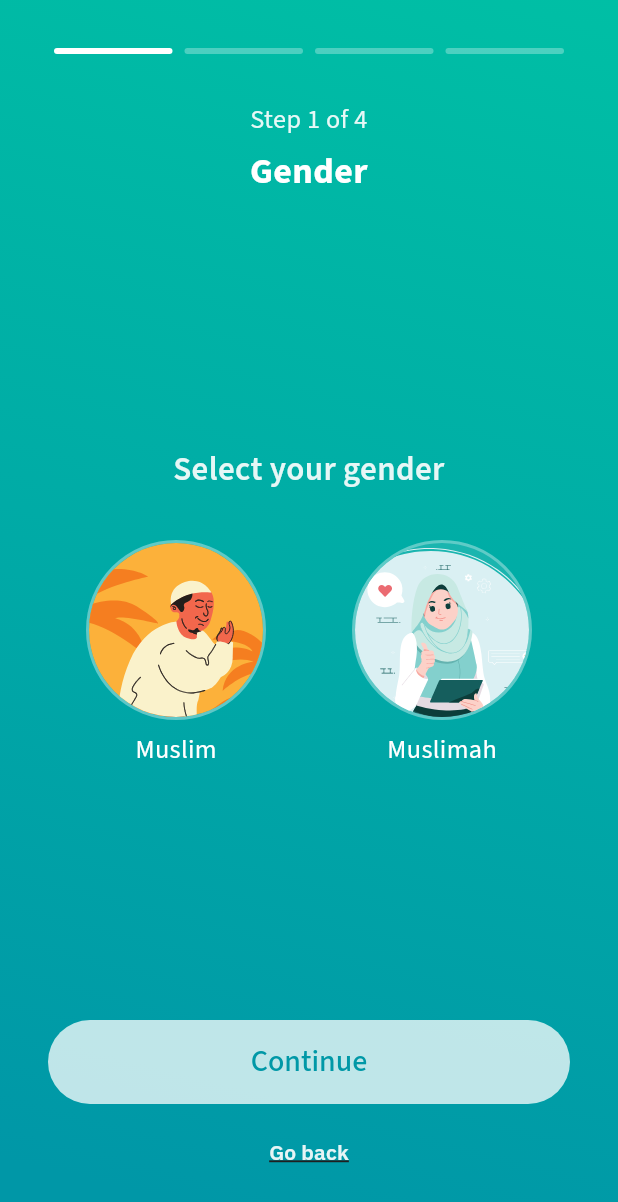
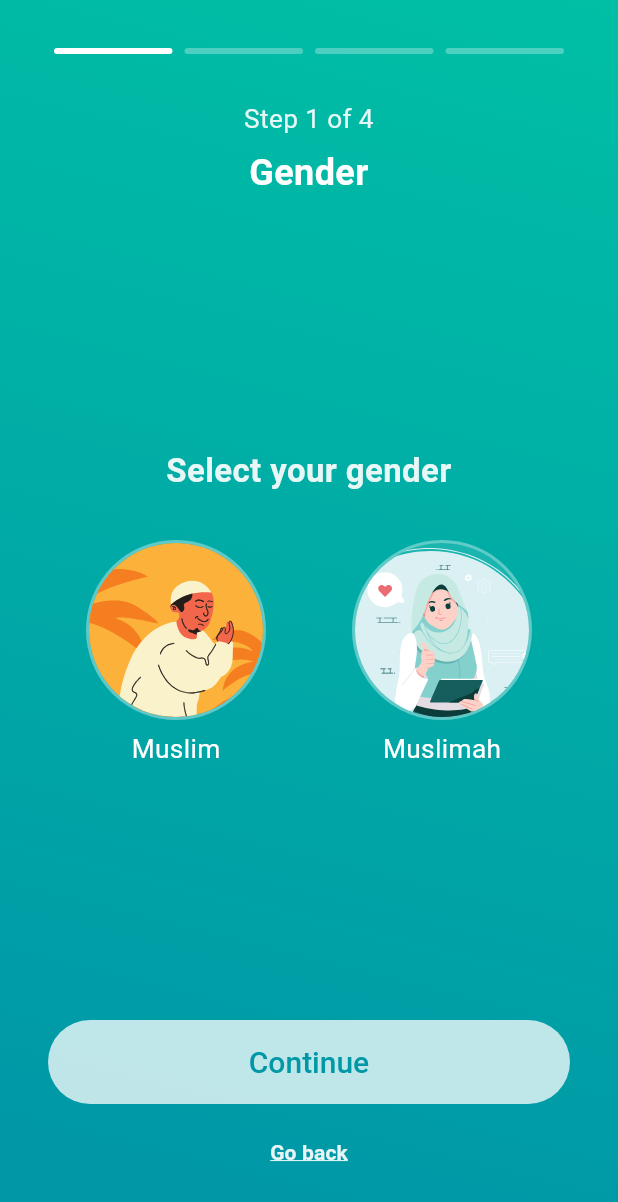
Before and after one commit to txufiknr/MuslimDigest, a Flutter app: the SettingsPage screen opened by its route, after a tap on "Edit Profile", on a phone screen of 412 x 824 dp. Shown: the top 1202 px of the screen. Run offline on Flutter 3.47's test engine with Material 3 defaults, Android fonts, the phone set to English and light mode, and no system bars; our stand-ins replace cached_network_image, flutter_card_swiper, flutter_dotenv, flutter_riverpod, go_router, in_app_review and 6 more; missing offline and left inert: external_app_launcher; accounts and stored records are empty; network calls fail.

Commit message:
refactor: load font locally for full offline support

```diff
--- a/lib/config/colors.dart
+++ b/lib/config/colors.dart
@@ -29,6 +29,8 @@ class AppColors {
   static const Color backgroundDark = Color(0xFF121212);
   static const Color surfaceLight = Color(0xFFFFFFFF);
   static const Color surfaceDark = Color(0xFF1E1E1E);
+  static const Color surfaceContainerHighLight = Color(0xFFCECECE);
+  static const Color surfaceContainerHighDark = Color(0xFF303030);
   static const Color surfaceContainerHighestLight = Color(0xFFF3F3F3);
   static const Color surfaceContainerHighestDark = Color(0xFF2C2C2C);
 
--- a/lib/config/constants.dart
+++ b/lib/config/constants.dart
@@ -30,4 +30,4 @@ const GREETINGS = "As-salamu alaykum";
 // Debug configurations
 const APP_IS_PRODUCTION = kReleaseMode;
 const APP_IS_DEVELOPMENT = kDebugMode;
-const APP_USE_PRODUCTION_API = true;
+const APP_USE_PRODUCTION_API = false;
--- a/lib/config/themes.dart
+++ b/lib/config/themes.dart
@@ -1,5 +1,4 @@
 import 'package:flutter/material.dart';
-import 'package:google_fonts/google_fonts.dart';
 import 'colors.dart';
 
 class AppThemes {
@@ -25,76 +24,93 @@ class AppThemes {
   static const double contentPadding = 22.0;
 
   // Color Schemes
-  static ColorScheme get lightColorScheme => ColorScheme.fromSeed(
+  static ColorScheme _buildColorScheme({
+    required Brightness brightness,
+    required Color surface,
+    required Color surfaceContainerHigh,
+    required Color surfaceContainerHighest,
+    required Color onSurface,
+    required Color outline,
+    required Color tertiary,
+  }) {
+    return ColorScheme.fromSeed(
       seedColor: AppColors.primary,
-    brightness: Brightness.light,
+      brightness: brightness,
       primary: AppColors.primary,
       secondary: AppColors.secondary,
-    surface: AppColors.surfaceLight,
-    surfaceContainerHighest: AppColors.surfaceContainerHighestLight,
+      surface: surface,
+      surfaceContainerHigh: surfaceContainerHigh,
+      surfaceContainerHighest: surfaceContainerHighest,
       error: AppColors.error,
       onPrimary: Colors.white,
       onSecondary: Colors.white,
+      onSurface: onSurface,
+      onError: Colors.white,
+      outline: outline,
+      tertiary: tertiary,
+    );
+  }
+
+  static ColorScheme get lightColorScheme => _buildColorScheme(
+    brightness: Brightness.light,
+    surface: AppColors.surfaceLight,
+    surfaceContainerHigh: AppColors.surfaceContainerHighLight,
+    surfaceContainerHighest: AppColors.surfaceContainerHighestLight,
     onSurface: AppColors.textPrimaryLight,
-    onError: Colors.white,
-    outline: Colors.grey[200],
+    outline: Colors.grey[200]!,
     tertiary: AppColors.mutedLight,
   );
 
-  static ColorScheme get darkColorScheme => ColorScheme.fromSeed(
-    seedColor: AppColors.primary,
+  static ColorScheme get darkColorScheme => _buildColorScheme(
     brightness: Brightness.dark,
-    primary: AppColors.primary,
-    secondary: AppColors.secondary,
     surface: AppColors.surfaceDark,
+    surfaceContainerHigh: AppColors.surfaceContainerHighDark,
     surfaceContainerHighest: AppColors.surfaceContainerHighestDark,
-    error: AppColors.error,
-    onPrimary: Colors.white,
-    onSecondary: Colors.white,
     onSurface: AppColors.textPrimaryDark,
-    onError: Colors.white,
-    outline: Colors.grey[800],
+    outline: Colors.grey[800]!,
     tertiary: AppColors.mutedDark,
   );
 
-  // AppBar Themes
-  // static AppBarTheme get appBarThemeLight => AppBarTheme(
-  //   backgroundColor: AppColors.primary,
-  //   foregroundColor: Colors.white,
-  //   elevation: 2,
-  //   centerTitle: true,
-  //   titleTextStyle: GoogleFonts.sourceSans3(
-  //     color: Colors.white,
-  //     fontSize: 20,
-  //     fontWeight: FontWeight.w600,
-  //   ),
-  // );
-
-  // static AppBarTheme get appBarThemeDark => AppBarTheme(
-  //   backgroundColor: AppColors.primaryDark,
-  //   foregroundColor: Colors.white,
-  //   elevation: 2,
-  //   centerTitle: true,
-  //   titleTextStyle: GoogleFonts.sourceSans3(
-  //     color: Colors.white,
-  //     fontSize: 20,
-  //     fontWeight: FontWeight.w600,
-  //   ),
-  // );
-
   // Button Styles
-  static ButtonStyle get elevatedButtonStyleLight => ElevatedButton.styleFrom(
-    backgroundColor: AppColors.primary,
-    foregroundColor: Colors.white,
+  static ButtonStyle _buildBaseButtonStyle({
+    Color? backgroundColor,
+    required Color foregroundColor,
+    Color? sideColor,
+    EdgeInsets? padding,
+  }) {
+    if (sideColor != null) {
+      return OutlinedButton.styleFrom(
+        side: BorderSide(color: sideColor),
+        foregroundColor: foregroundColor,
+        padding: padding ?? const EdgeInsets.symmetric(vertical: 16),
+        shape: RoundedRectangleBorder(
+          borderRadius: BorderRadius.circular(28),
+        ),
+        textStyle: const TextStyle(
+          fontWeight: FontWeight.w500,
+          fontSize: buttonLargeSize,
+        ),
+      );
+    } else {
+      return ElevatedButton.styleFrom(
+        backgroundColor: backgroundColor,
+        foregroundColor: foregroundColor,
         elevation: 0,
         shadowColor: Colors.transparent,
         shape: RoundedRectangleBorder(
           borderRadius: BorderRadius.circular(28),
         ),
-    textStyle: GoogleFonts.sourceSans3(
+        textStyle: const TextStyle(
           fontWeight: FontWeight.w500,
           fontSize: buttonLargeSize,
         ),
+      );
+    }
+  }
+
+  static ButtonStyle get elevatedButtonStyleLight => _buildBaseButtonStyle(
+    backgroundColor: AppColors.primary,
+    foregroundColor: Colors.white,
   );
 
   static ButtonStyle get elevatedButtonStyleDark => elevatedButtonStyleLight.copyWith(
@@ -102,17 +118,9 @@ class AppThemes {
     foregroundColor: WidgetStateProperty.all(AppColors.primary),
   );
 
-  static ButtonStyle get outlinedButtonStyleLight => OutlinedButton.styleFrom(
-    side: const BorderSide(color: AppColors.primary),
+  static ButtonStyle get outlinedButtonStyleLight => _buildBaseButtonStyle(
+    sideColor: AppColors.primary,
     foregroundColor: AppColors.primary,
-    padding: const EdgeInsets.symmetric(vertical: 16),
-    shape: RoundedRectangleBorder(
-      borderRadius: BorderRadius.circular(28),
-    ),
-    textStyle: GoogleFonts.sourceSans3(
-      fontWeight: FontWeight.w500,
-      fontSize: buttonLargeSize,
-    ),
   );
 
   static ButtonStyle get outlinedButtonStyleDark => outlinedButtonStyleLight.copyWith(
@@ -121,200 +129,163 @@ class AppThemes {
   );
 
   // Button Themes
-  static ElevatedButtonThemeData get elevatedButtonThemeLight => ElevatedButtonThemeData(
-    style: elevatedButtonStyleLight,
+  static ElevatedButtonThemeData _buildElevatedButtonTheme(ButtonStyle style) =>
+      ElevatedButtonThemeData(style: style);
+
+  static OutlinedButtonThemeData _buildOutlinedButtonTheme(ButtonStyle style) =>
+      OutlinedButtonThemeData(style: style);
+
+  static ElevatedButtonThemeData get elevatedButtonThemeLight =>
+      _buildElevatedButtonTheme(elevatedButtonStyleLight);
+
+  static ElevatedButtonThemeData get elevatedButtonThemeDark =>
+      _buildElevatedButtonTheme(elevatedButtonStyleDark);
+
+  static OutlinedButtonThemeData get outlinedButtonThemeLight =>
+      _buildOutlinedButtonTheme(outlinedButtonStyleLight);
+
+  static OutlinedButtonThemeData get outlinedButtonThemeDark =>
+      _buildOutlinedButtonTheme(outlinedButtonStyleDark);
+
+  // Text Themes
+  static TextTheme get textThemeLight => _buildTextTheme(
+    primaryColor: AppColors.textPrimaryLight,
+    secondaryColor: AppColors.textSecondaryLight,
   );
 
-  static ElevatedButtonThemeData get elevatedButtonThemeDark => ElevatedButtonThemeData(
-    style: elevatedButtonStyleDark,
+  static TextTheme get textThemeDark => _buildTextTheme(
+    primaryColor: AppColors.textPrimaryDark,
+    secondaryColor: AppColors.textSecondaryDark,
   );
 
-  static OutlinedButtonThemeData get outlinedButtonThemeLight => OutlinedButtonThemeData(
-    style: outlinedButtonStyleLight,
-  );
-
-  static OutlinedButtonThemeData get outlinedButtonThemeDark => OutlinedButtonThemeData(
-    style: outlinedButtonStyleDark,
-  );
-
-  // Text Themes
-  static TextTheme get textThemeLight => GoogleFonts.sourceSans3TextTheme(
-    const TextTheme(
-      displayLarge: TextStyle(
-        color: AppColors.textPrimaryLight,
+  static TextTheme _buildTextTheme({
+    required Color primaryColor,
+    required Color secondaryColor,
+  }) {
+    return TextTheme(
+      displayLarge: _buildTextStyle(
+        color: primaryColor,
         fontWeight: FontWeight.bold,
         fontSize: displayLargeSize,
-        height: textHeightMultiplier,
       ),
-      displayMedium: TextStyle(
-        color: AppColors.textPrimaryLight,
+      displayMedium: _buildTextStyle(
+        color: primaryColor,
         fontWeight: FontWeight.bold,
         fontSize: displayMediumSize,
-        height: textHeightMultiplier,
       ),
-      headlineLarge: TextStyle(
-        color: AppColors.textPrimaryLight,
+      headlineLarge: _buildTextStyle(
+        color: primaryColor,
         fontWeight: FontWeight.bold,
         fontSize: headlineLargeSize,
-        height: textHeightMultiplier,
       ),
-      headlineMedium: TextStyle(
-        color: AppColors.textPrimaryLight,
+      headlineMedium: _buildTextStyle(
+        color: primaryColor,
         fontWeight: FontWeight.w600,
         fontSize: headlineMediumSize,
-        height: textHeightMultiplier,
       ),
-      titleLarge: TextStyle(
-        color: AppColors.textPrimaryLight,
+      titleLarge: _buildTextStyle(
+        color: primaryColor,
         fontWeight: FontWeight.w600,
         fontSize: titleLargeSize,
-        height: textHeightMultiplier,
       ),
-      titleMedium: TextStyle(
-        color: AppColors.textPrimaryLight,
+      titleMedium: _buildTextStyle(
+        color: primaryColor,
         fontWeight: FontWeight.w600,
         fontSize: titleMediumSize,
-        height: textHeightMultiplier,
       ),
-      bodyLarge: TextStyle(
-        color: AppColors.textPrimaryLight,
+      bodyLarge: _buildTextStyle(
+        color: primaryColor,
         fontSize: bodyLargeSize,
-        height: textHeightMultiplier,
       ),
-      bodyMedium: TextStyle(
-        color: AppColors.textSecondaryLight,
+      bodyMedium: _buildTextStyle(
+        color: secondaryColor,
         fontSize: bodyMediumSize,
-        height: textHeightMultiplier,
       ),
-      labelLarge: TextStyle(
-        color: AppColors.textPrimaryLight,
+      bodySmall: _buildTextStyle(
+        color: secondaryColor,
+        fontSize: bodySmallSize,
+      ),
+      labelLarge: _buildTextStyle(
+        color: primaryColor,
         fontWeight: FontWeight.w600,
         fontSize: labelLargeSize,
-        height: textHeightMultiplier,
       ),
-    ),
-  ).copyWith(
-    bodySmall: GoogleFonts.ibmPlexSans(
-      color: AppColors.textSecondaryLight,
-      fontSize: bodySmallSize,
-      height: textHeightMultiplier,
-    ),
-    labelSmall: GoogleFonts.ibmPlexSans(
-      color: AppColors.textSecondaryLight,
+      labelSmall: _buildTextStyle(
+        color: secondaryColor,
         fontSize: labelSmallSize,
-      height: textHeightMultiplier,
       ),
     );
+  }
 
-  static TextTheme get textThemeDark => GoogleFonts.sourceSans3TextTheme(
-    const TextTheme(
-      displayLarge: TextStyle(
-        color: AppColors.textPrimaryDark,
-        fontWeight: FontWeight.bold,
-        fontSize: displayLargeSize,
+  static TextStyle _buildTextStyle({
+    required Color color,
+    FontWeight? fontWeight,
+    required double fontSize,
+  }) {
+    return TextStyle(
+      color: color,
+      fontWeight: fontWeight,
+      fontSize: fontSize,
       height: textHeightMultiplier,
-      ),
-      displayMedium: TextStyle(
-        color: AppColors.textPrimaryDark,
-        fontWeight: FontWeight.bold,
-        fontSize: displayMediumSize,
-        height: textHeightMultiplier,
-      ),
-      headlineLarge: TextStyle(
-        color: AppColors.textPrimaryDark,
-        fontWeight: FontWeight.bold,
-        fontSize: headlineLargeSize,
-        height: textHeightMultiplier,
-      ),
-      headlineMedium: TextStyle(
-        color: AppColors.textPrimaryDark,
-        fontWeight: FontWeight.w600,
-        fontSize: headlineMediumSize,
-        height: textHeightMultiplier,
-      ),
-      titleLarge: TextStyle(
-        color: AppColors.textPrimaryDark,
-        fontWeight: FontWeight.w600,
-        fontSize: titleLargeSize,
-        height: textHeightMultiplier,
-      ),
-      titleMedium: TextStyle(
-        color: AppColors.textPrimaryDark,
-        fontWeight: FontWeight.w600,
-        fontSize: titleMediumSize,
-        height: textHeightMultiplier,
-      ),
-      bodyLarge: TextStyle(
-        color: AppColors.textPrimaryDark,
-        fontSize: bodyLargeSize,
-        height: textHeightMultiplier,
-      ),
-      bodyMedium: TextStyle(
-        color: AppColors.textSecondaryDark,
-        fontSize: bodyMediumSize,
-        height: textHeightMultiplier,
-      ),
-      labelLarge: TextStyle(
-        color: AppColors.textPrimaryDark,
-        fontWeight: FontWeight.w600,
-        fontSize: labelLargeSize,
-        height: textHeightMultiplier,
-      ),
-    ),
-  ).copyWith(
-    bodySmall: GoogleFonts.ibmPlexSans(
-      color: AppColors.textSecondaryDark,
-      fontSize: bodySmallSize,
-      height: textHeightMultiplier,
-    ),
-    labelSmall: GoogleFonts.ibmPlexSans(
-      color: AppColors.textSecondaryDark,
-      fontSize: labelSmallSize,
-      height: textHeightMultiplier,
-    ),
     );
+  }
 
   // Card Themes
-  static CardThemeData get cardThemeLight => const CardThemeData(
-    color: AppColors.surfaceLight,
+  static CardThemeData get _baseCardTheme => const CardThemeData(
     elevation: 2,
     shape: RoundedRectangleBorder(
       borderRadius: BorderRadius.all(Radius.circular(12)),
     ),
   );
 
-  static CardThemeData get cardThemeDark => const CardThemeData(
-    color: AppColors.surfaceDark,
-    elevation: 2,
-    shape: RoundedRectangleBorder(
-      borderRadius: BorderRadius.all(Radius.circular(12)),
-    ),
+  // Card Themes
+  static CardThemeData _buildCardTheme(Color color) => _baseCardTheme.copyWith(color: color);
+
+  static CardThemeData get cardThemeLight => _buildCardTheme(AppColors.surfaceLight);
+  static CardThemeData get cardThemeDark => _buildCardTheme(AppColors.surfaceDark);
+
+  // Base Theme - Common properties for both light and dark themes
+  static ThemeData get _baseTheme {
+    return ThemeData(
+      useMaterial3: true,
+      fontFamily: "SourceSans3",
     );
+  }
 
   // Complete Themes
-  static ThemeData get lightTheme {
-    return ThemeData(
-      useMaterial3: true,
+  static ThemeData _buildTheme({
+    required ColorScheme colorScheme,
+    required OutlinedButtonThemeData outlinedButtonTheme,
+    required TextTheme textTheme,
+    required CardThemeData cardTheme,
+    required Color scaffoldBackgroundColor,
+    required ElevatedButtonThemeData elevatedButtonTheme,
+  }) {
+    return _baseTheme.copyWith(
+      colorScheme: colorScheme,
+      outlinedButtonTheme: outlinedButtonTheme,
+      textTheme: textTheme,
+      cardTheme: cardTheme,
+      scaffoldBackgroundColor: scaffoldBackgroundColor,
+      elevatedButtonTheme: elevatedButtonTheme,
+    );
+  }
+
+  static ThemeData get lightTheme => _buildTheme(
     colorScheme: lightColorScheme,
-      // appBarTheme: appBarThemeLight,
-      elevatedButtonTheme: elevatedButtonThemeLight,
     outlinedButtonTheme: outlinedButtonThemeLight,
     textTheme: textThemeLight,
     cardTheme: cardThemeLight,
     scaffoldBackgroundColor: AppColors.backgroundLight,
+    elevatedButtonTheme: elevatedButtonThemeLight,
   );
-  }
 
-  static ThemeData get darkTheme {
-    return ThemeData(
-      useMaterial3: true,
+  static ThemeData get darkTheme => _buildTheme(
     colorScheme: darkColorScheme,
-      // appBarTheme: appBarThemeDark,
-      elevatedButtonTheme: elevatedButtonThemeLight,
     outlinedButtonTheme: outlinedButtonThemeDark,
     textTheme: textThemeDark,
     cardTheme: cardThemeDark,
     scaffoldBackgroundColor: AppColors.backgroundDark,
+    elevatedButtonTheme: elevatedButtonThemeDark,
   );
 }
-}
--- a/lib/screens/home.dart
+++ b/lib/screens/home.dart
@@ -137,7 +137,7 @@ class _HomePageState extends ConsumerState<HomePage> with WidgetsBindingObserver
                 feedType: _feedType,
                 onReload: _loadFeed,
               ).expand(),
-              ReadingStreakFooter(),
+              if (_feedType == FeedType.digest) ReadingStreakFooter(),
             ],
           ),
         ),
--- a/lib/screens/settings.dart
+++ b/lib/screens/settings.dart
@@ -15,6 +15,7 @@ import 'package:muslimdigest/utils/helpers.dart';
 import 'package:muslimdigest/widgets/components/button.dart';
 import 'package:muslimdigest/widgets/components/logo.dart';
 import 'package:muslimdigest/widgets/components/icon_button.dart';
+import 'package:muslimdigest/widgets/components/switch.dart';
 
 class SettingsPage extends StatefulWidget {
   const SettingsPage({super.key});
@@ -251,10 +252,9 @@ class AppSettingsSection extends StatelessWidget {
           SettingsTile(
             icon: CupertinoIcons.moon_fill,
             title: 'Dark Mode',
-            trailing: Switch(
+            trailing: MySwitch(
               value: darkMode,
               onChanged: onDarkModeChanged,
-              inactiveTrackColor: Color(0xFFCECECE),
             ),
           ),
           SettingsDivider(),
--- /dev/null
+++ b/lib/widgets/components/switch.dart
@@ -0,0 +1,17 @@
+import 'package:flutter/material.dart';
+
+class MySwitch extends StatelessWidget {
+  final bool? value;
+  final ValueChanged<bool>? onChanged;
+
+  const MySwitch({this.value, this.onChanged, super.key});
+
+  @override
+  Widget build(BuildContext context) {
+    return Switch(
+      value: value ?? false,
+      onChanged: onChanged,
+      inactiveTrackColor: Theme.of(context).colorScheme.surfaceContainerHigh,
+    );
+  }
+}
--- a/lib/widgets/home/home_header.dart
+++ b/lib/widgets/home/home_header.dart
@@ -58,24 +58,13 @@ class HomeHeader extends ConsumerWidget {
             scrollDirection: Axis.horizontal,
             padding: EdgeInsets.only(left: 8, right: 16),
             children: <Widget>[
-              if (streaks != null)
-                // Container(
-                //   height: TAB_HEIGHT,
-                //   decoration: BoxDecoration(
-                //     color: Colors.orange[100],
-                //     borderRadius: BorderRadius.circular(TAB_RADIUS),
-                //   ),
-                //   child: Text(
-                //     '🔥 ${streaks!.currentStreak}',
-                //     style: const TextStyle(fontSize: 12, fontWeight: FontWeight.bold),
-                //   ),
-                // ),
-              _TopicTab(
+              // TODO: white text on colored tab
+              if (streaks != null) _TopicTab(
                 title: '${streaks.currentStreak}',
                 icon: CupertinoIcons.flame_fill,
                 isSelected: false,
                 onTap: () {
-                  // TODO: show reading streak bottom sheet
+                  // TODO: show reading streak bottom sheet (ref: devbytes)
                 },
               ),
               _TopicTab(
--- a/lib/widgets/onboarding/interests_step.dart
+++ b/lib/widgets/onboarding/interests_step.dart
@@ -15,6 +15,10 @@ class OnboardingInterestsStep extends ConsumerWidget {
   const OnboardingInterestsStep({super.key});
 
   /// Build individual topic chip
+  /// TODO: tap twice to avoid topic, sequence:
+  /// 1st tap: select (prefer topic)
+  /// 2nd tap: select (avoid topic)
+  /// 3rd tap: select (reset/neutral)
   Widget _buildTopicChip(MyHelper h, String topic, bool isSelected, WidgetRef ref) {
     return TopicChip(
       topic: topic,
```
Also changed, not shown: pubspec.yaml (+7 -13 lines), assets/fonts/SourceSans3-Italic.ttf (added), assets/fonts/SourceSans3.ttf (added), pubspec.lock. Lines whose indentation alone changed are shown as unchanged.
